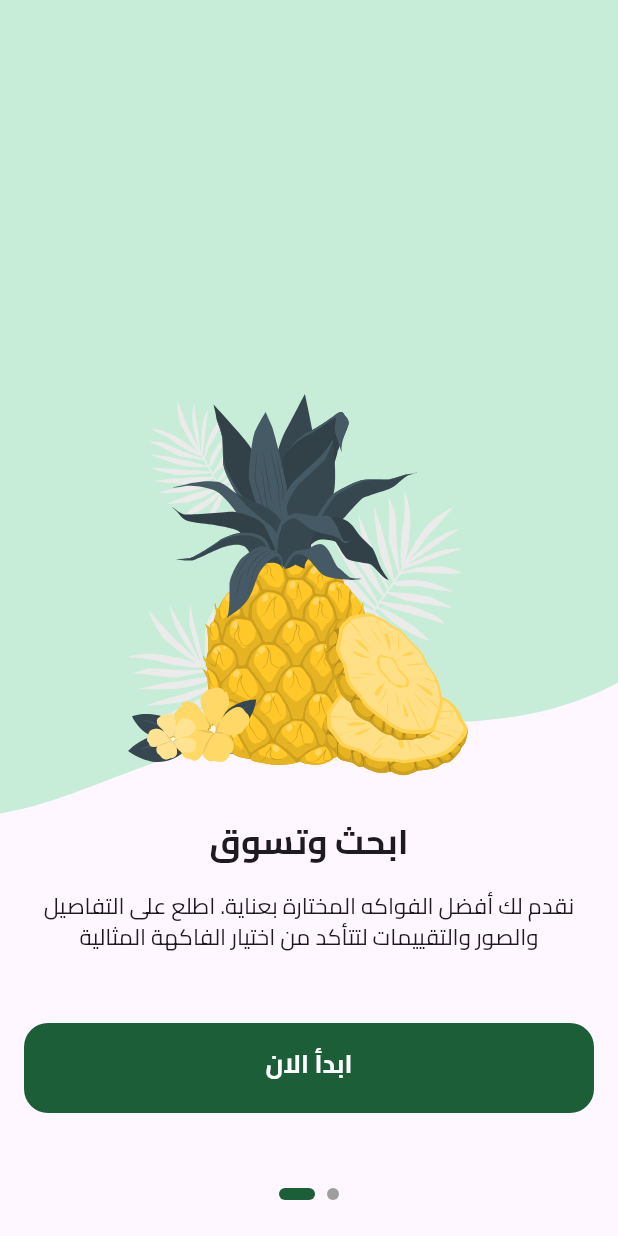
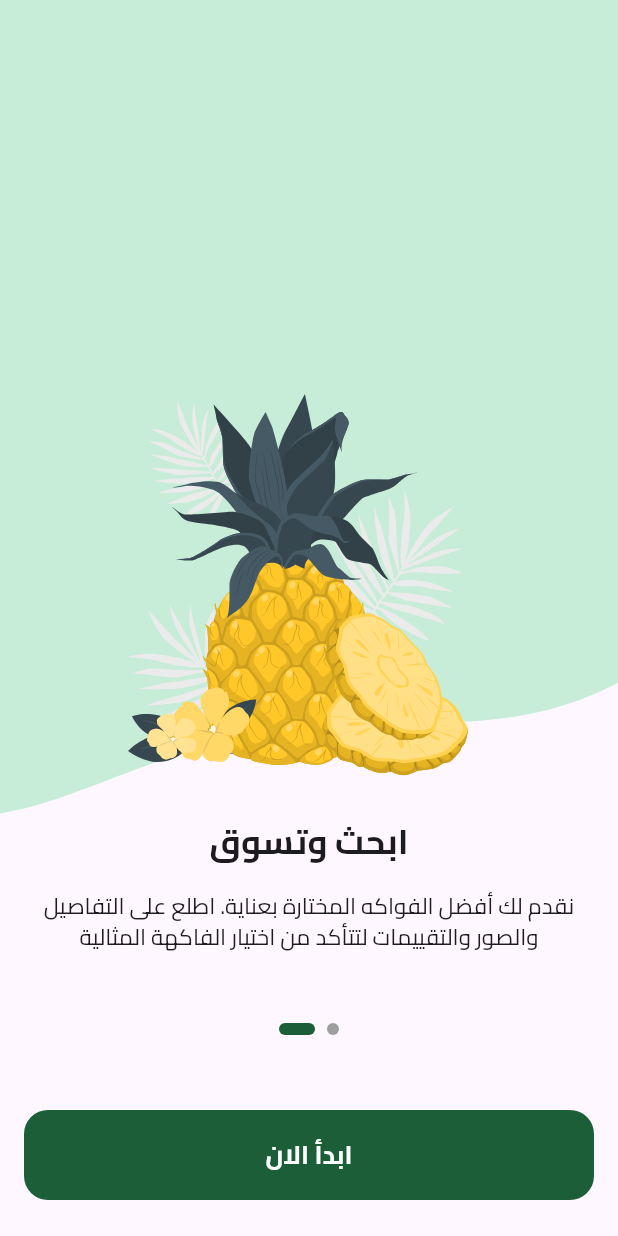
Before and after one commit to MohamedElnaggar0/Fruit_Hub, a Flutter app: the screen it shows after launch, swiped to page 2, on a phone screen of 412 x 824 dp. Run offline on Flutter 3.47's test engine with Material 3 defaults, Android fonts, the phone set to English and light mode, and no system bars; drawn by our look-alikes of smooth_page_indicator; our stand-ins replace flutter_bloc, flutter_svg, go_router.

```diff
--- a/lib/core/configs/router/app_router.dart
+++ b/lib/core/configs/router/app_router.dart
@@ -1,9 +1,12 @@
+import 'package:fruit_hub/features/auth/presentation/views/sign_in_view.dart';
 import 'package:fruit_hub/features/onboarding/presentation/views/onboarding_view.dart';
 import 'package:fruit_hub/features/splash/presentation/views/splash_view.dart';
 import 'package:go_router/go_router.dart';
 
 class AppRouter {
   static const kOnboardingView = '/onboardingView';
+  static const kSignInView = '/signInView';
+
   static final router = GoRouter(
     routes: [
       GoRoute(path: '/', builder: (context, state) => const SplashView()),
@@ -11,6 +14,10 @@ class AppRouter {
         path: kOnboardingView,
         builder: (context, state) => const OnboardingView(),
       ),
+      GoRoute(
+        path: kSignInView,
+        builder: (context, state) => const SignInView(),
+      ),
     ],
   );
 }
--- a/lib/core/widgets/custom_bottom.dart
+++ b/lib/core/widgets/custom_bottom.dart
@@ -6,21 +6,20 @@ class CustomBottom extends StatelessWidget {
   final void Function()? onTap;
   @override
   Widget build(BuildContext context) {
-    return GestureDetector(
+    return InkWell(
       onTap: onTap,
       child: Container(
         width: double.infinity,
         height: 60,
-        padding: const EdgeInsets.symmetric(horizontal: 48, vertical: 15),
         decoration: ShapeDecoration(
           color: const Color(0xFF1B5E37),
           shape: RoundedRectangleBorder(
             borderRadius: BorderRadius.circular(16),
           ),
         ),
+        child: Center(
           child: Text(
             text,
-          textAlign: TextAlign.center,
             style: TextStyle(
               color: Colors.white,
               fontSize: 17,
@@ -29,6 +28,7 @@ class CustomBottom extends StatelessWidget {
             ),
           ),
         ),
+      ),
     );
   }
 }
--- a/lib/features/onboarding/presentation/widgets/onboarding_view_body.dart
+++ b/lib/features/onboarding/presentation/widgets/onboarding_view_body.dart
@@ -1,8 +1,10 @@
 import 'package:flutter/material.dart';
 import 'package:fruit_hub/core/configs/models/page_view_model.dart';
+import 'package:fruit_hub/core/configs/router/app_router.dart';
 import 'package:fruit_hub/core/utils/constanst.dart';
 import 'package:fruit_hub/core/widgets/custom_bottom.dart';
 import 'package:fruit_hub/features/onboarding/presentation/widgets/custom_page_view_item.dart';
+import 'package:go_router/go_router.dart';
 import 'package:smooth_page_indicator/smooth_page_indicator.dart';
 
 class OnboardingViewBody extends StatefulWidget {
@@ -53,14 +55,6 @@ class _OnboardingViewBodyState extends State<OnboardingViewBody> {
               },
             ),
           ),
-          currentPage == PageViewModel.pageViewItems.length - 1
-              ? Padding(
-                  padding: const EdgeInsets.symmetric(horizontal: 16.0),
-                  child: CustomBottom(text: 'ابدأ الان', onTap: () {}),
-                )
-              : SizedBox.shrink(),
-
-          SizedBox(height: 50),
           SmoothPageIndicator(
             controller: controller,
             count: PageViewModel.pageViewItems.length,
@@ -72,6 +66,21 @@ class _OnboardingViewBodyState extends State<OnboardingViewBody> {
               expansionFactor: 3,
             ),
           ),
+          SizedBox(height: 50),
+
+          currentPage == PageViewModel.pageViewItems.length - 1
+              ? Padding(
+                  padding: const EdgeInsets.symmetric(horizontal: 16.0),
+                  child: CustomBottom(
+                    text: 'ابدأ الان',
+                    onTap: () {
+                      GoRouter.of(context).go(AppRouter.kSignInView);
+                      print('tapped!!!!!!!!!!!!!!!!!!!');
+                    },
+                  ),
+                )
+              : const SizedBox(height: 60),
+
           const SizedBox(height: 24),
         ],
       ),
```
Also changed, not shown: lib/core/widgets/custom_app_bar.dart (added, +21 -0 lines), lib/features/auth/presentation/views/sign_in_view.dart (added, +15 -0 lines), lib/features/auth/presentation/widgets/custom_text_form_field.dart (added, +57 -0 lines), lib/features/auth/presentation/widgets/sign_in_view_body.dart (added, +13 -0 lines). Lines whose indentation alone changed are shown as unchanged.
